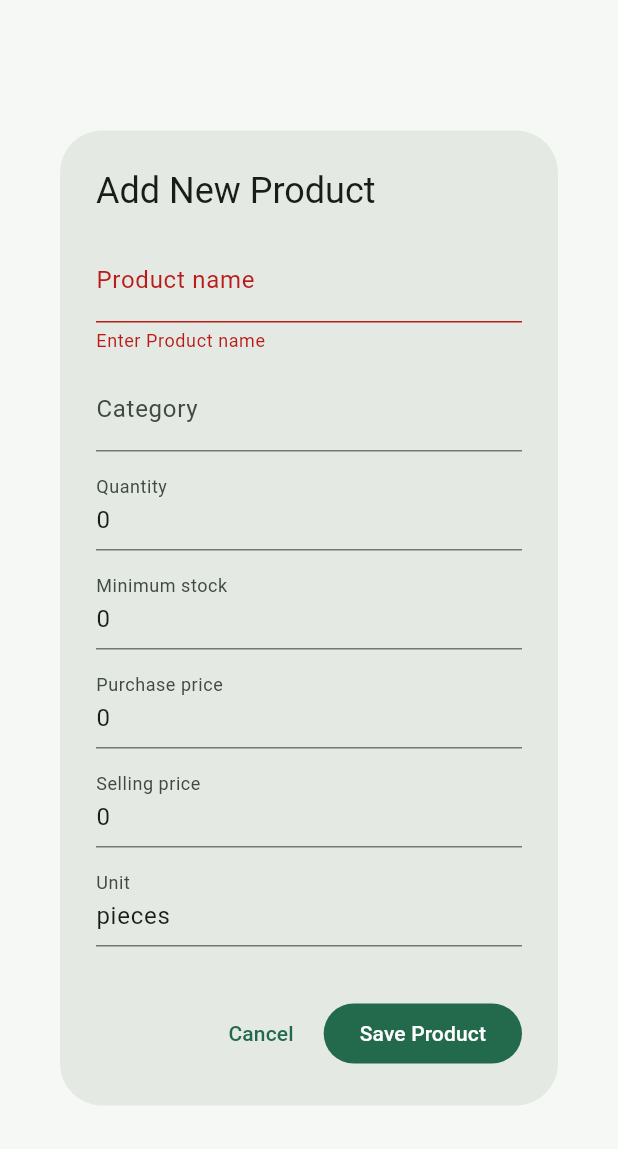
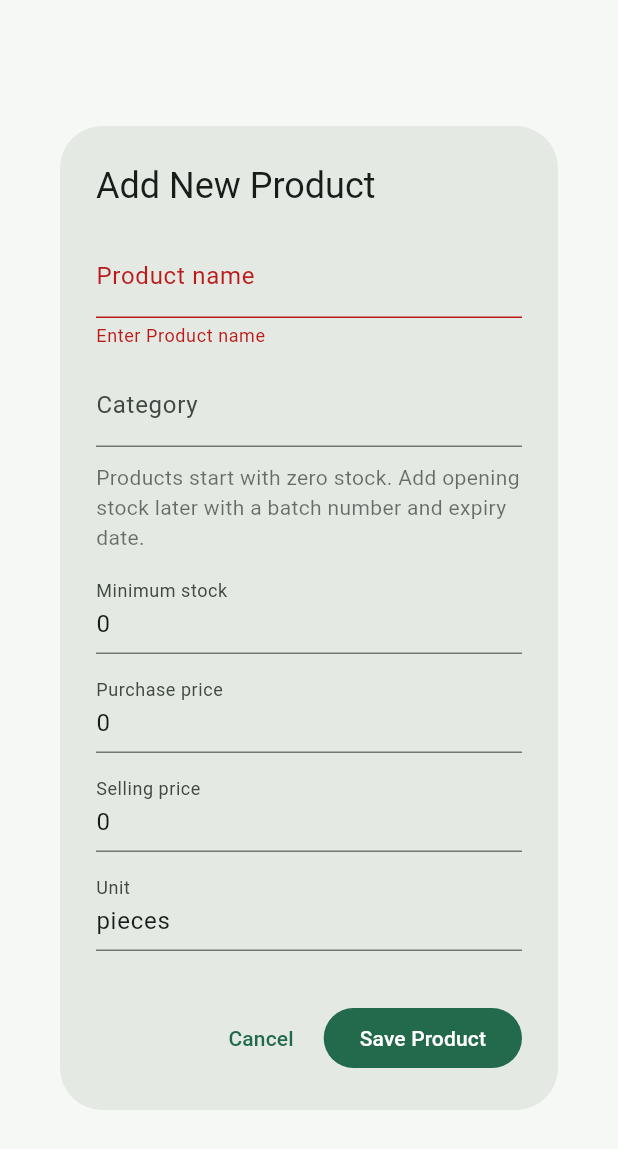
Before and after one commit to Dharshan-B-R/GAVS, a Flutter app: the AddProductDialog widget shown alone on an empty page, opened directly, after a tap on "Save Product", on a phone screen of 412 x 824 dp. Shown: the top 1149 px of the screen. Run offline on Flutter 3.47's test engine with Material 3 defaults, Android fonts, the phone set to English and light mode, and no system bars; our stand-ins replace flutter_secure_storage; accounts and stored records are empty.

Commit message:
Create products with zero stock and require dated batch receipts for opening inventory

```diff
--- a/mobile_app/lib/main.dart
+++ b/mobile_app/lib/main.dart
@@ -3018,7 +3018,7 @@ class _AddProductDialogState extends State<AddProductDialog> {
       'category': _categoryController.text.trim().isEmpty
           ? null
           : _categoryController.text.trim(),
-      'quantity': double.parse(_quantityController.text.trim()),
+      'quantity': 0,
       'minimum_stock': double.parse(_minimumController.text.trim()),
       'purchase_price': double.parse(_purchaseController.text.trim()),
       'selling_price': double.parse(_sellingController.text.trim()),
@@ -3086,10 +3086,12 @@ class _AddProductDialogState extends State<AddProductDialog> {
                   isRequired: true,
                 ),
                 _buildFormField(_categoryController, 'Category'),
-                _buildFormField(
-                  _quantityController,
-                  'Quantity',
-                  number: true,
+                const Padding(
+                  padding: EdgeInsets.only(bottom: 12),
+                  child: Text(
+                    'Products start with zero stock. Add opening stock later with a batch number and expiry date.',
+                    style: TextStyle(color: Colors.black54),
+                  ),
                 ),
                 _buildFormField(
                   _minimumController,
```
